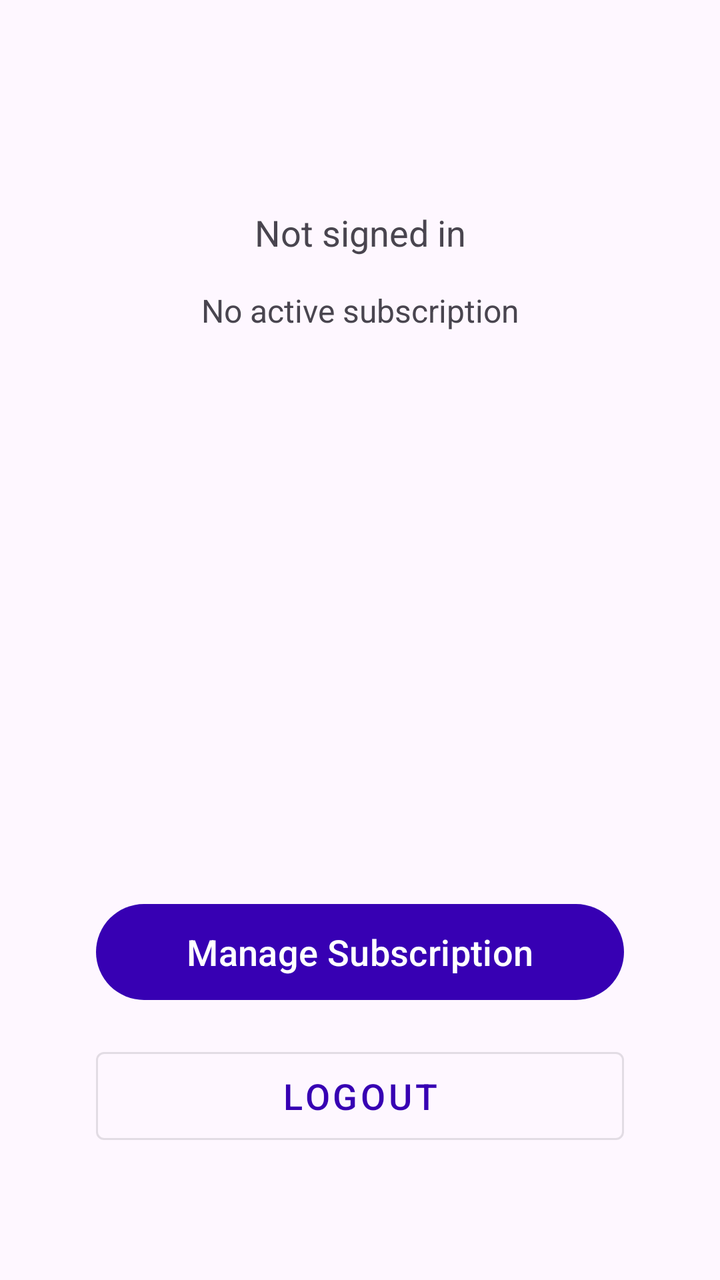
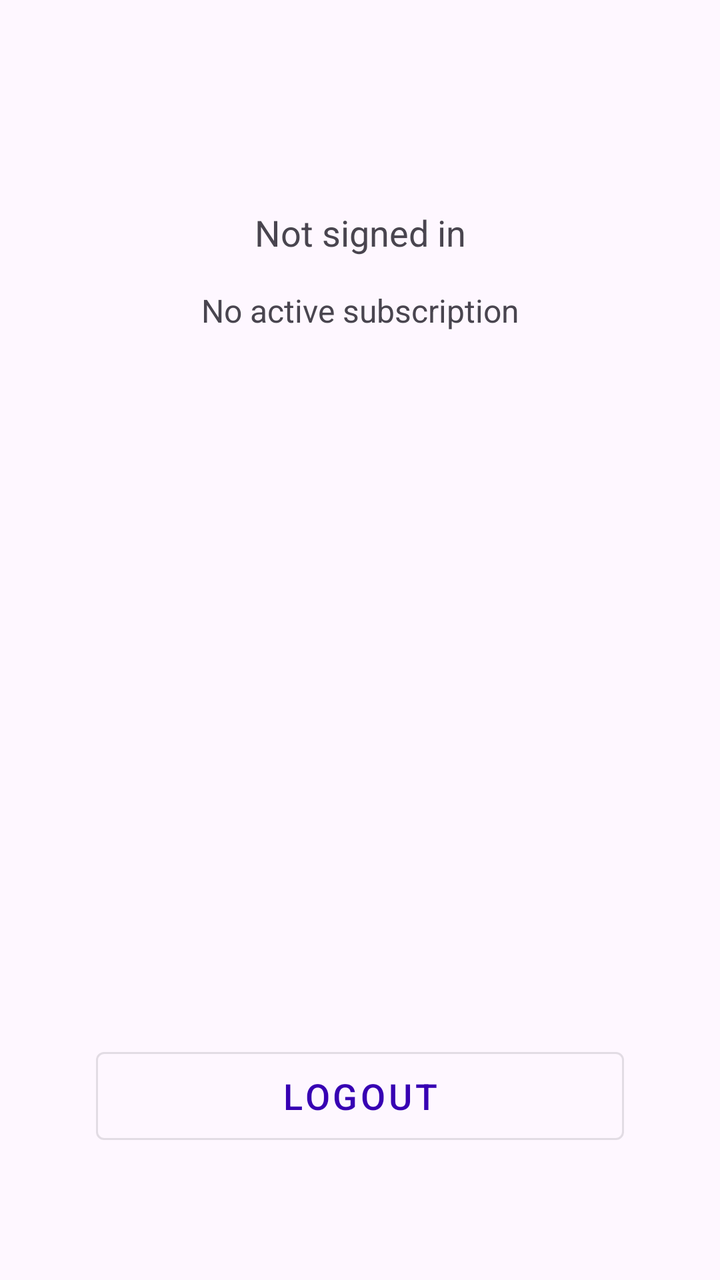

Compare the two renders of this Android layout. The source of the first and the diff that turns it into the second are given below.
<!-- AndroidManifest.xml: application theme Theme.VPN -->
<!-- res/layout/fragment_account.xml -->
<?xml version="1.0" encoding="utf-8"?>
<androidx.constraintlayout.widget.ConstraintLayout
    xmlns:android="http://schemas.android.com/apk/res/android"
    xmlns:app="http://schemas.android.com/apk/res-auto"
    android:layout_width="match_parent"
    android:layout_height="match_parent"
    android:padding="24dp">

    <TextView
        android:id="@+id/account_email"
        android:layout_width="wrap_content"
        android:layout_height="wrap_content"
        android:text="Not signed in"
        android:textSize="18sp"
        app:layout_constraintTop_toTopOf="parent"
        app:layout_constraintStart_toStartOf="parent"
        app:layout_constraintEnd_toEndOf="parent"
        android:layout_marginTop="80dp" />

    <TextView
        android:id="@+id/subscription_status"
        android:layout_width="wrap_content"
        android:layout_height="wrap_content"
        android:text="No active subscription"
        android:textSize="16sp"
        android:textColor="?attr/colorOnSurfaceVariant"
        app:layout_constraintTop_toBottomOf="@id/account_email"
        app:layout_constraintStart_toStartOf="parent"
        app:layout_constraintEnd_toEndOf="parent"
        android:layout_marginTop="16dp" />

    <Button
        android:id="@+id/logout_button"
        android:layout_width="0dp"
        android:layout_height="56dp"
        android:text="Logout"
        android:textSize="18sp"
        style="@style/Widget.MaterialComponents.Button.OutlinedButton"
        app:layout_constraintBottom_toBottomOf="parent"
        app:layout_constraintStart_toStartOf="parent"
        app:layout_constraintEnd_toEndOf="parent"
        android:layout_marginBottom="40dp"
        android:layout_marginStart="24dp"
        android:layout_marginEnd="24dp" />

    <Button
        android:id="@+id/manage_subscription_button"
        android:layout_width="0dp"
        android:layout_height="56dp"
        android:text="Manage Subscription"
        android:textSize="18sp"
        app:layout_constraintBottom_toTopOf="@id/logout_button"
        app:layout_constraintStart_toStartOf="parent"
        app:layout_constraintEnd_toEndOf="parent"
        android:layout_marginBottom="16dp"
        android:layout_marginStart="24dp"
        android:layout_marginEnd="24dp" />

</androidx.constraintlayout.widget.ConstraintLayout>
<!-- resources referenced by this layout -->
<resources>
  <style name="Theme.VPN" parent="Theme.Material3.DayNight.NoActionBar">
          <item name="colorPrimary">@color/purple_700</item>
          <item name="colorPrimaryVariant">@color/purple_200</item>
          <item name="colorOnPrimary">@color/white</item>
          <item name="colorSecondary">@color/teal_200</item>
          <item name="colorSecondaryVariant">@color/teal_200</item>
          <item name="colorOnSecondary">@color/black</item>
          <item name="android:statusBarColor">?attr/colorSurface</item>
          <item name="android:windowLightStatusBar">true</item>
      </style>
  <color name="purple_700">#FF3700B3</color>
  <color name="purple_200">#FFBB86FC</color>
  <color name="white">#FFFFFFFF</color>
  <color name="teal_200">#FF03DAC5</color>
  <color name="black">#FF000000</color>
</resources>

<!-- the commit's change to res/layout/fragment_account.xml (unified diff, before → after) -->
@@ -30,6 +30,34 @@
         android:layout_marginTop="16dp" />
 
     <Button
+        android:id="@+id/subscribe_button"
+        android:layout_width="0dp"
+        android:layout_height="56dp"
+        android:text="Subscribe - $4.99/month"
+        android:textSize="18sp"
+        app:layout_constraintBottom_toTopOf="@id/manage_subscription_button"
+        app:layout_constraintStart_toStartOf="parent"
+        app:layout_constraintEnd_toEndOf="parent"
+        android:layout_marginBottom="16dp"
+        android:layout_marginStart="24dp"
+        android:layout_marginEnd="24dp"
+        android:visibility="gone" />
+
+    <Button
+        android:id="@+id/manage_subscription_button"
+        android:layout_width="0dp"
+        android:layout_height="56dp"
+        android:text="Manage Subscription"
+        android:textSize="18sp"
+        app:layout_constraintBottom_toTopOf="@id/logout_button"
+        app:layout_constraintStart_toStartOf="parent"
+        app:layout_constraintEnd_toEndOf="parent"
+        android:layout_marginBottom="16dp"
+        android:layout_marginStart="24dp"
+        android:layout_marginEnd="24dp"
+        android:visibility="gone" />
+
+    <Button
         android:id="@+id/logout_button"
         android:layout_width="0dp"
         android:layout_height="56dp"
@@ -43,17 +71,4 @@
         android:layout_marginStart="24dp"
         android:layout_marginEnd="24dp" />
 
-    <Button
-        android:id="@+id/manage_subscription_button"
-        android:layout_width="0dp"
-        android:layout_height="56dp"
-        android:text="Manage Subscription"
-        android:textSize="18sp"
-        app:layout_constraintBottom_toTopOf="@id/logout_button"
-        app:layout_constraintStart_toStartOf="parent"
-        app:layout_constraintEnd_toEndOf="parent"
-        android:layout_marginBottom="16dp"
-        android:layout_marginStart="24dp"
-        android:layout_marginEnd="24dp" />
-
 </androidx.constraintlayout.widget.ConstraintLayout>
